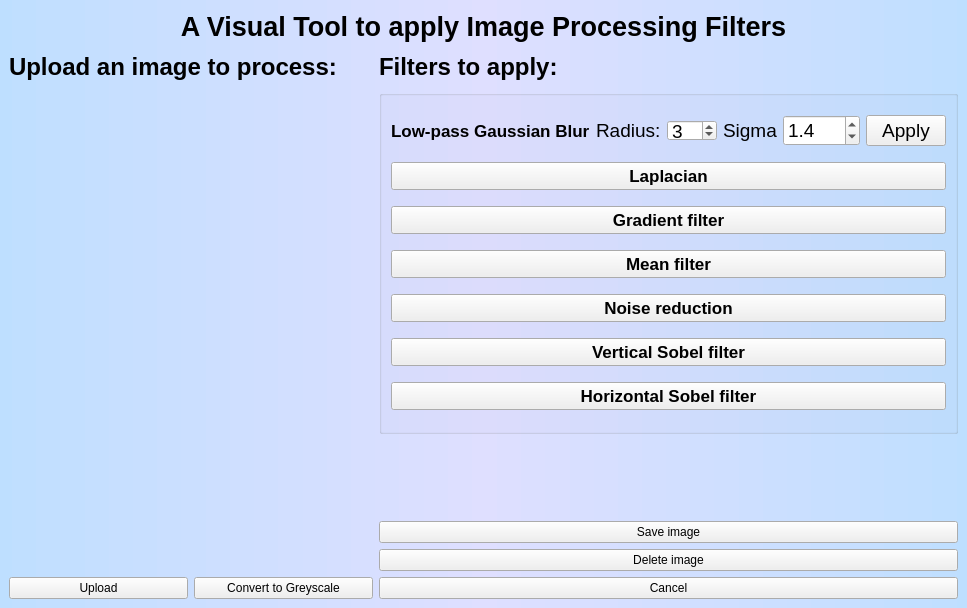
Qt form image_processing.ui (RitaPlusPlus/image-processing) before a commit.
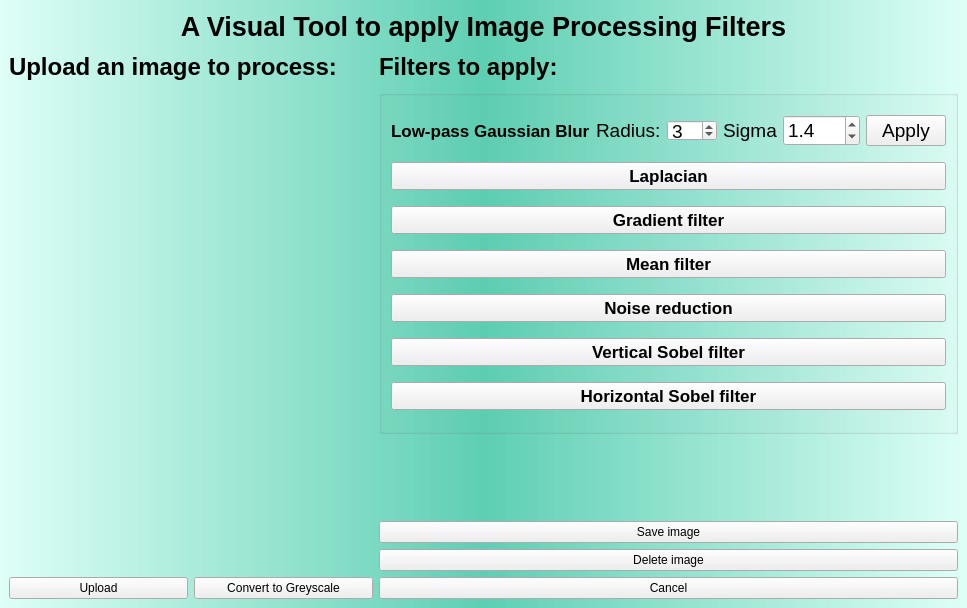
The same form after that commit.

The edit to the form file:
```diff
--- a/image_processing.ui
+++ b/image_processing.ui
@@ -15,7 +15,7 @@
   </property>
   <property name="styleSheet">
    <string notr="true">QMainWindow{
-background-color: qlineargradient(spread:reflect, x1:0.5, y1:0, x2:0, y2:0,stop:0 rgba(204, 204, 255, 100), stop:1 rgba( 153, 204, 255,100));
+background-color: qlineargradient(spread:reflect, x1:0.5, y1:0, x2:0, y2:0,stop:0 rgba(0, 179, 134,100), stop:1 rgba( 204, 255, 243,100));
 }
 </string>
   </property>
```
